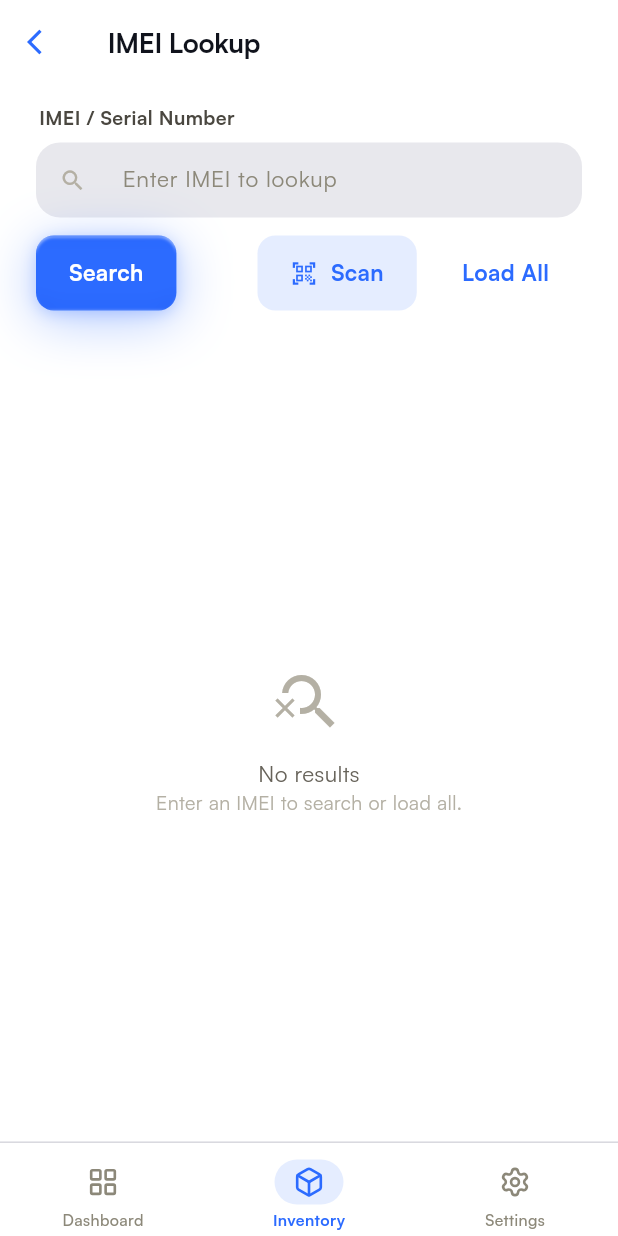
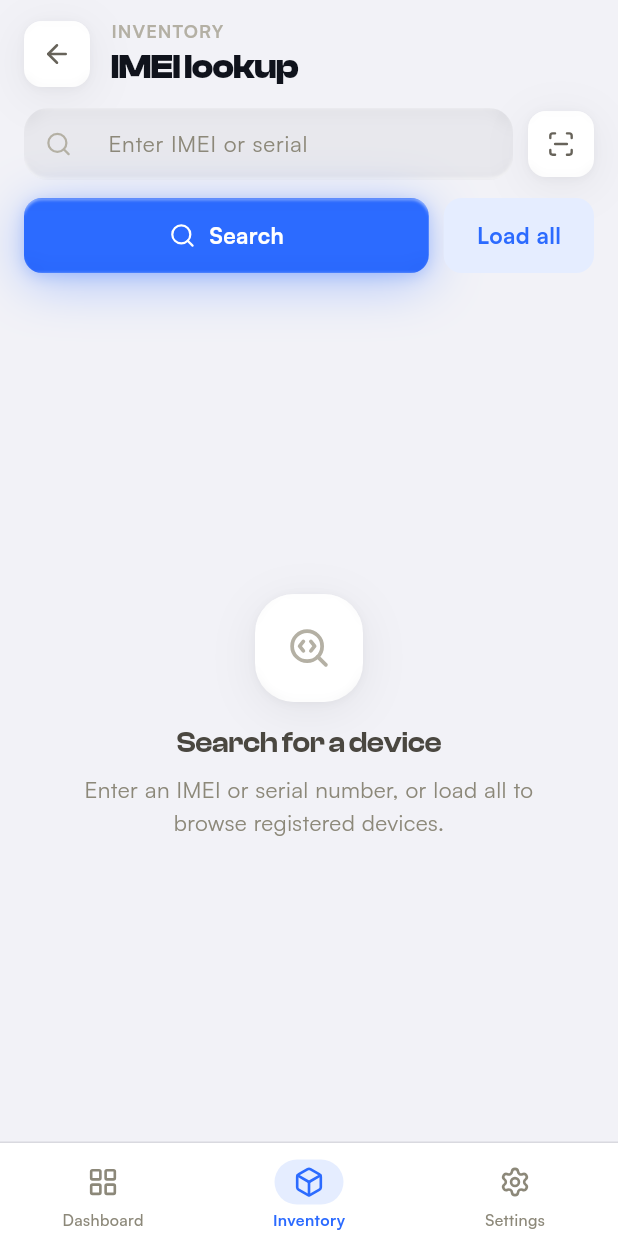
Before and after one commit to RaoAhmadRaza/posapplication-, a Flutter app: the ImeiLookupPage screen opened by its route, on a phone screen of 412 x 824 dp. Run offline on Flutter 3.47's test engine with Material 3 defaults, Android fonts, the phone set to English and light mode, and no system bars; our stand-ins replace connectivity_plus, csv, device_info_plus, file_picker, fl_chart, flutter_riverpod and 16 more; missing offline and left inert: barcode, mobile_scanner, window_manager; accounts and stored records are empty; network calls fail.

Commit message:
feat(inventory): reskin IMEI lookup to LUMINA (clay search shell)

```diff
--- a/lib/features/inventory/presentation/pages/imei_lookup_page.dart
+++ b/lib/features/inventory/presentation/pages/imei_lookup_page.dart
@@ -1,17 +1,25 @@
 import 'package:flutter/material.dart';
 import 'package:flutter_riverpod/flutter_riverpod.dart';
+import 'package:lucide_icons_flutter/lucide_icons.dart';
+
 import '../../../../core/design/app_colors.dart';
 import '../../../../core/design/app_radius.dart';
-import '../../../../core/design/app_spacing.dart';
 import '../../../../core/design/app_typography.dart';
+import '../../../../core/design/clay.dart';
 import '../../../../core/design/widgets/app_button.dart';
 import '../../../../core/design/widgets/app_card.dart';
-import '../../../../core/design/widgets/app_text_field.dart';
+import '../../../../core/design/widgets/app_list_skeleton.dart';
+import '../../../../core/design/widgets/app_money_text.dart';
+import '../../../../core/design/widgets/app_pill.dart';
+import '../../../../core/design/widgets/app_search_field.dart';
+import '../../../../core/design/widgets/app_states.dart';
 import '../../../../core/services/scanner_support.dart';
 import '../../../../core/widgets/barcode_scan_page.dart';
 import '../../domain/entities/imei_record.dart';
-import '../../domain/entities/imei_status.dart';
+import '../../domain/entities/product.dart';
 import '../controllers/imei_controller.dart';
+import '../controllers/products_controller.dart';
+import '../widgets/inventory_ui.dart';
 
 class ImeiLookupPage extends ConsumerStatefulWidget {
   const ImeiLookupPage({super.key});
@@ -24,6 +32,8 @@ class _ImeiLookupPageState extends ConsumerState<ImeiLookupPage> {
   final _searchController = TextEditingController();
   List<ImeiRecord> _results = [];
   bool _searching = false;
+  bool _searched = false;
+  bool _error = false;
 
   @override
   void dispose() {
@@ -34,12 +44,35 @@ class _ImeiLookupPageState extends ConsumerState<ImeiLookupPage> {
   Future<void> _search() async {
     final q = _searchController.text.trim();
     if (q.isEmpty) return;
-    setState(() => _searching = true);
+    setState(() {
+      _searching = true;
+      _error = false;
+    });
     await ref.read(imeiProvider.notifier).load();
     if (!mounted) return;
-    final all = ref.read(imeiProvider).value ?? <ImeiRecord>[];
+    final snapshot = ref.read(imeiProvider);
+    final all = snapshot.value ?? <ImeiRecord>[];
     setState(() {
-      _results = all.where((r) => r.imei.toLowerCase().contains(q.toLowerCase())).toList();
+      _results =
+          all.where((r) => r.imei.toLowerCase().contains(q.toLowerCase())).toList();
+      _searched = true;
+      _error = snapshot.hasError;
+      _searching = false;
+    });
+  }
+
+  Future<void> _loadAll() async {
+    setState(() {
+      _searching = true;
+      _error = false;
+    });
+    await ref.read(imeiProvider.notifier).load();
+    if (!mounted) return;
+    final snapshot = ref.read(imeiProvider);
+    setState(() {
+      _results = snapshot.value ?? <ImeiRecord>[];
+      _searched = true;
+      _error = snapshot.hasError;
       _searching = false;
     });
   }
@@ -53,175 +86,306 @@ class _ImeiLookupPageState extends ConsumerState<ImeiLookupPage> {
 
   @override
   Widget build(BuildContext context) {
+    final lum = context.lum;
+
     return Scaffold(
-      backgroundColor: AppColors.background,
-      appBar: AppBar(
-        backgroundColor: AppColors.background,
-        surfaceTintColor: AppColors.background,
-        leading: IconButton(
-          icon: const Icon(Icons.arrow_back_ios, color: AppColors.accent, size: 20),
-          onPressed: () => Navigator.of(context).pop(),
-        ),
-        title: Text('IMEI Lookup', style: AppTypography.headline),
-      ),
-      body: Padding(
-        padding: const EdgeInsets.symmetric(horizontal: AppSpacing.screenPadding),
+      backgroundColor: lum.paper,
+      body: SafeArea(
         child: Column(
           children: [
-            const SizedBox(height: AppSpacing.md),
-            AppTextField(
-              controller: _searchController,
-              label: 'IMEI / Serial Number',
-              prefixIcon: Icons.search,
-              hint: 'Enter IMEI to lookup',
-            ),
-            const SizedBox(height: AppSpacing.md),
+            _header(lum),
+            Padding(
+              padding: const EdgeInsets.fromLTRB(16, 4, 16, 12),
+              child: Column(
+                children: [
                   Row(
                     children: [
-                AppButton(label: 'Search', onPressed: _search),
-                const Spacer(),
+                      Expanded(
+                        child: AppSearchField(
+                          controller: _searchController,
+                          hint: 'Enter IMEI or serial',
+                          onSubmitted: (_) => _search(),
+                        ),
+                      ),
                       if (barcodeScanSupported) ...[
+                        const SizedBox(width: 10),
+                        _ToolIcon(
+                          icon: LucideIcons.scanLine,
+                          tooltip: 'Scan IMEI',
+                          onTap: _scanImei,
+                        ),
+                      ],
+                    ],
+                  ),
+                  const SizedBox(height: 12),
+                  Row(
+                    children: [
+                      Expanded(
+                        child: AppButton(
+                          label: 'Search',
+                          icon: LucideIcons.search,
+                          onPressed: _search,
+                        ),
+                      ),
+                      const SizedBox(width: 10),
                       AppButton(
-                    label: 'Scan',
+                        label: 'Load all',
                         variant: AppButtonVariant.tinted,
-                    onPressed: _scanImei,
-                    icon: Icons.qr_code_scanner,
-                  ),
-                  const SizedBox(width: AppSpacing.sm),
-                ],
-                AppButton(
-                  label: 'Load All',
-                  variant: AppButtonVariant.plain,
-                  onPressed: () async {
-                    await ref.read(imeiProvider.notifier).load();
-                    if (mounted) setState(() => _results = ref.read(imeiProvider).value ?? []);
-                  },
+                        onPressed: _loadAll,
                       ),
                     ],
                   ),
-            const SizedBox(height: AppSpacing.lg),
+                ],
+              ),
+            ),
+            Expanded(child: _buildBody(lum)),
+          ],
+        ),
+      ),
+    );
+  }
+
+  Widget _header(LumColors lum) {
+    final back = Semantics(
+      button: true,
+      label: 'Back',
+      child: GestureDetector(
+        behavior: HitTestBehavior.opaque,
+        onTap: () => Navigator.of(context).maybePop(),
+        child: ClayContainer(
+          variant: ClayVariant.soft,
+          color: lum.surface,
+          borderRadius: AppRadius.sm,
+          isDark: lum.isDark,
+          width: 44,
+          height: 44,
+          child: Icon(LucideIcons.arrowLeft, size: 20, color: lum.g600),
+        ),
+      ),
+    );
+
+    return Padding(
+      padding: const EdgeInsets.fromLTRB(16, 12, 16, 8),
+      child: Row(
+        children: [
+          back,
+          const SizedBox(width: 14),
           Expanded(
-              child: _searching
-                  ? const Center(child: CircularProgressIndicator())
-                  : _results.isEmpty
-                      ? Center(
             child: Column(
+              crossAxisAlignment: CrossAxisAlignment.start,
               mainAxisSize: MainAxisSize.min,
               children: [
-                              Icon(Icons.search_off, size: 48, color: AppColors.textHint),
-                              const SizedBox(height: AppSpacing.md),
-                              Text('No results', style: AppTypography.subhead.copyWith(color: AppColors.textMuted)),
-                              Text('Enter an IMEI to search or load all.', style: AppTypography.footnote.copyWith(color: AppColors.textHint)),
+                Text(
+                  'INVENTORY',
+                  style: AppTypography.caption.copyWith(
+                    fontWeight: FontWeight.w600,
+                    letterSpacing: 0.7,
+                    color: lum.g400,
+                  ),
+                ),
+                const SizedBox(height: 2),
+                Text(
+                  'IMEI lookup',
+                  style: AppTypography.title1
+                      .copyWith(fontSize: 23, color: lum.textPrimary),
+                ),
               ],
-                          ),
-                        )
-                      : ListView.builder(
-                          itemCount: _results.length,
-                          itemBuilder: (_, i) => Padding(
-                            padding: EdgeInsets.only(bottom: i < _results.length - 1 ? AppSpacing.sm : 0),
-                            child: _ImeiCard(record: _results[i]),
-                          ),
             ),
           ),
         ],
+      ),
+    );
+  }
+
+  Widget _buildBody(LumColors lum) {
+    if (_searching) {
+      return const Padding(
+        padding: EdgeInsets.symmetric(horizontal: 16),
+        child: AppListSkeleton(),
+      );
+    }
+    if (_error) {
+      return AppErrorState(
+        title: "We couldn't run the lookup",
+        body: 'We couldn\'t reach the server. Your data is safe — '
+            'try again in a moment.',
+        onRetry: _searchController.text.trim().isEmpty ? _loadAll : _search,
+      );
+    }
+    if (_results.isEmpty) {
+      return AppEmptyState(
+        icon: LucideIcons.searchCode,
+        title: _searched ? 'No matches' : 'Search for a device',
+        body: _searched
+            ? 'No IMEI or serial matches that search. Check the number '
+                'and try again.'
+            : 'Enter an IMEI or serial number, or load all to browse '
+                'registered devices.',
+      );
+    }
+    return ListView.builder(
+      padding: const EdgeInsets.fromLTRB(16, 4, 16, 24),
+      itemCount: _results.length,
+      itemBuilder: (_, i) => Padding(
+        padding: EdgeInsets.only(bottom: i < _results.length - 1 ? 10 : 0),
+        child: _ImeiCard(record: _results[i]),
+      ),
+    );
+  }
+}
+
+class _ToolIcon extends StatelessWidget {
+  const _ToolIcon({required this.icon, required this.onTap, this.tooltip});
+
+  final IconData icon;
+  final VoidCallback onTap;
+  final String? tooltip;
+
+  @override
+  Widget build(BuildContext context) {
+    final lum = context.lum;
+    return Tooltip(
+      message: tooltip ?? '',
+      child: Semantics(
+        button: true,
+        label: tooltip,
+        child: GestureDetector(
+          behavior: HitTestBehavior.opaque,
+          onTap: onTap,
+          child: ClayContainer(
+            variant: ClayVariant.soft,
+            color: lum.surface,
+            borderRadius: AppRadius.sm,
+            isDark: lum.isDark,
+            width: 44,
+            height: 44,
+            child: Icon(icon, size: 19, color: lum.g600),
+          ),
         ),
       ),
     );
   }
 }
 
-class _ImeiCard extends StatelessWidget {
+class _ImeiCard extends ConsumerWidget {
   const _ImeiCard({required this.record});
+
   final ImeiRecord record;
 
   @override
-  Widget build(BuildContext context) {
+  Widget build(BuildContext context, WidgetRef ref) {
+    final lum = context.lum;
+    final products = ref.watch(productsProvider).value ?? <Product>[];
+    final productName =
+        products.where((p) => p.id == record.productId).firstOrNull?.name;
+    final (tone, label) = imeiStatusPill(record.status);
+
     return AppCard(
-      child: Padding(
-        padding: const EdgeInsets.all(AppSpacing.lg),
+      padding: const EdgeInsets.all(14),
       child: Column(
         crossAxisAlignment: CrossAxisAlignment.start,
         children: [
           Row(
             children: [
-                Container(
-                  width: 40, height: 40,
-                  decoration: BoxDecoration(
-                    color: AppColors.accent.withValues(alpha: 0.1),
-                    borderRadius: BorderRadius.circular(10),
+              ClayContainer(
+                variant: ClayVariant.inset,
+                color: lum.g100,
+                borderRadius: AppRadius.sm,
+                isDark: lum.isDark,
+                width: 46,
+                height: 46,
+                child: Icon(kInvItemIcon, size: 21, color: lum.g500),
               ),
-                  child: const Center(child: Icon(Icons.qr_code, color: AppColors.accent, size: 20)),
-                ),
-                const SizedBox(width: AppSpacing.md),
+              const SizedBox(width: 14),
               Expanded(
                 child: Column(
                   crossAxisAlignment: CrossAxisAlignment.start,
                   children: [
-                      Text(record.imei, style: AppTypography.headline),
-                      const SizedBox(height: 2),
-                      Text(record.sourceType, style: AppTypography.caption.copyWith(color: AppColors.textMuted)),
+                    Text(
+                      record.imei,
+                      maxLines: 1,
+                      overflow: TextOverflow.ellipsis,
+                      style: AppTypography.monoValue.copyWith(
+                        fontSize: 16,
+                        fontWeight: FontWeight.w600,
+                        color: lum.textPrimary,
+                      ),
+                    ),
+                    if (productName != null && productName.isNotEmpty) ...[
+                      const SizedBox(height: 3),
+                      Text(
+                        productName,
+                        maxLines: 1,
+                        overflow: TextOverflow.ellipsis,
+                        style: AppTypography.caption
+                            .copyWith(color: lum.g500, fontSize: 12.5),
+                      ),
+                    ],
                   ],
                 ),
               ),
-                _ImeiStatusChip(status: record.status),
+              const SizedBox(width: 12),
+              AppPill(label: label, tone: tone),
             ],
           ),
-            const Divider(color: AppColors.separator, height: AppSpacing.lg),
-            Row(
+          const SizedBox(height: 12),
+          Container(height: 1, color: lum.hairline),
+          const SizedBox(height: 12),
+          Wrap(
+            spacing: 22,
+            runSpacing: 12,
             children: [
-                _DetailItem(label: 'Branch', value: record.branchId.substring(0, 8)),
-                const SizedBox(width: AppSpacing.xl),
-                _DetailItem(label: 'Cost', value: record.costPrice.toStringAsFixed(2)),
-                const SizedBox(width: AppSpacing.xl),
-                _DetailItem(label: 'Registered', value: _format(record.createdAt)),
+              _metaCell(
+                lum,
+                'Branch',
+                Text(
+                  record.branchId.length >= 8
+                      ? record.branchId.substring(0, 8)
+                      : record.branchId,
+                  style: AppTypography.monoValue
+                      .copyWith(fontSize: 13, color: lum.g600),
+                ),
+              ),
+              _metaCell(
+                lum,
+                'Source',
+                Text(
+                  record.sourceType,
+                  style: AppTypography.footnote.copyWith(color: lum.g600),
+                ),
+              ),
+              _metaCell(
+                lum,
+                'Since',
+                Text(
+                  ymd(record.createdAt),
+                  style: AppTypography.monoValue
+                      .copyWith(fontSize: 13, color: lum.g600),
+                ),
+              ),
+              _metaCell(lum, 'Cost', AppMoneyText(record.costPrice, size: 15)),
             ],
           ),
         ],
       ),
-      ),
     );
   }
 
-  String _format(DateTime dt) => '${dt.year}-${dt.month.toString().padLeft(2, '0')}-${dt.day.toString().padLeft(2, '0')}';
-}
-
-class _ImeiStatusChip extends StatelessWidget {
-  const _ImeiStatusChip({required this.status});
-  final ImeiStatus status;
-
-  @override
-  Widget build(BuildContext context) {
-    Color color;
-    switch (status) {
-      case ImeiStatus.available: color = AppColors.success; break;
-      case ImeiStatus.sold: color = AppColors.textPrimary; break;
-      case ImeiStatus.returned: color = AppColors.warning; break;
-      case ImeiStatus.transferred: color = AppColors.accent; break;
-      case ImeiStatus.scrapped: color = AppColors.destructive; break;
-      case ImeiStatus.reserved: color = AppColors.accent; break;
-      case ImeiStatus.inTransit: color = AppColors.warning; break;
-    }
-    return Container(
-      padding: const EdgeInsets.symmetric(horizontal: AppSpacing.sm, vertical: 4),
-      decoration: BoxDecoration(color: color.withValues(alpha: 0.12), borderRadius: BorderRadius.circular(AppRadius.chip)),
-      child: Text(status.dbValue, style: AppTypography.caption.copyWith(color: color, fontWeight: FontWeight.w600)),
-    );
-  }
-}
-
-class _DetailItem extends StatelessWidget {
-  const _DetailItem({required this.label, required this.value});
-  final String label, value;
-
-  @override
-  Widget build(BuildContext context) {
-    return Column(
+  Widget _metaCell(LumColors lum, String label, Widget value) => Column(
         crossAxisAlignment: CrossAxisAlignment.start,
+        mainAxisSize: MainAxisSize.min,
         children: [
-        Text(label, style: AppTypography.caption.copyWith(color: AppColors.textHint)),
-        const SizedBox(height: 2),
-        Text(value, style: AppTypography.footnote),
+          Text(
+            label.toUpperCase(),
+            style: AppTypography.caption.copyWith(
+              fontSize: 10.5,
+              letterSpacing: 0.5,
+              fontWeight: FontWeight.w600,
+              color: lum.g400,
+            ),
+          ),
+          const SizedBox(height: 3),
+          value,
         ],
       );
 }
-}
```
Lines whose indentation alone changed are shown as unchanged.
